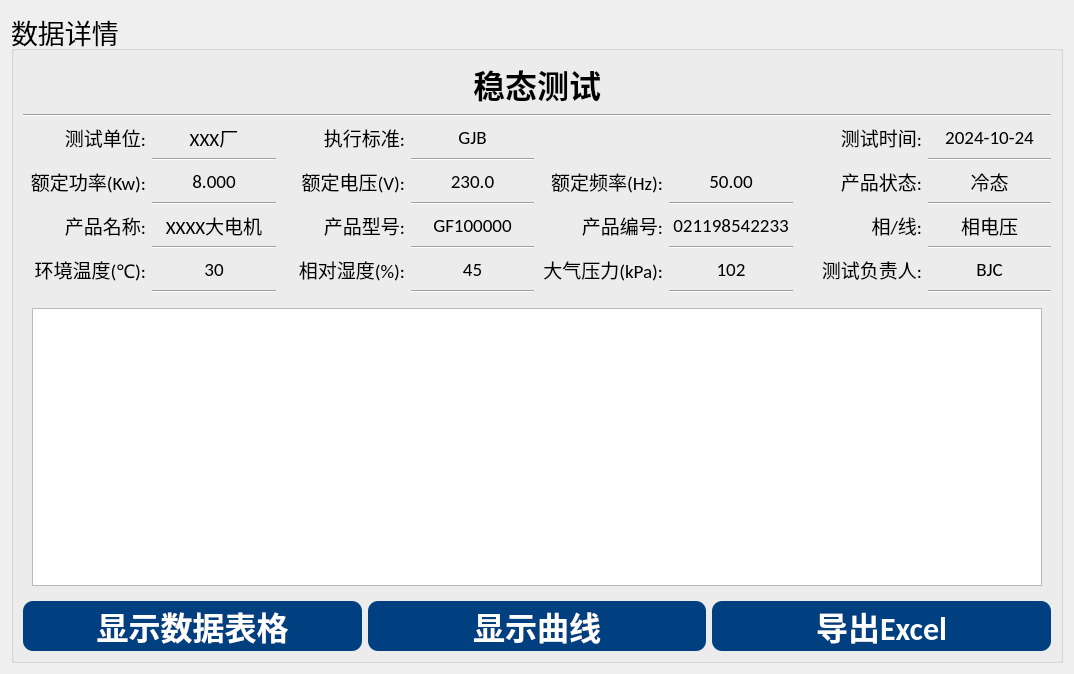
Before: the Qt Designer form App/Page/detailpage.ui in bjc123321/30KWZFDZZJCY, drawn with Qt 5.
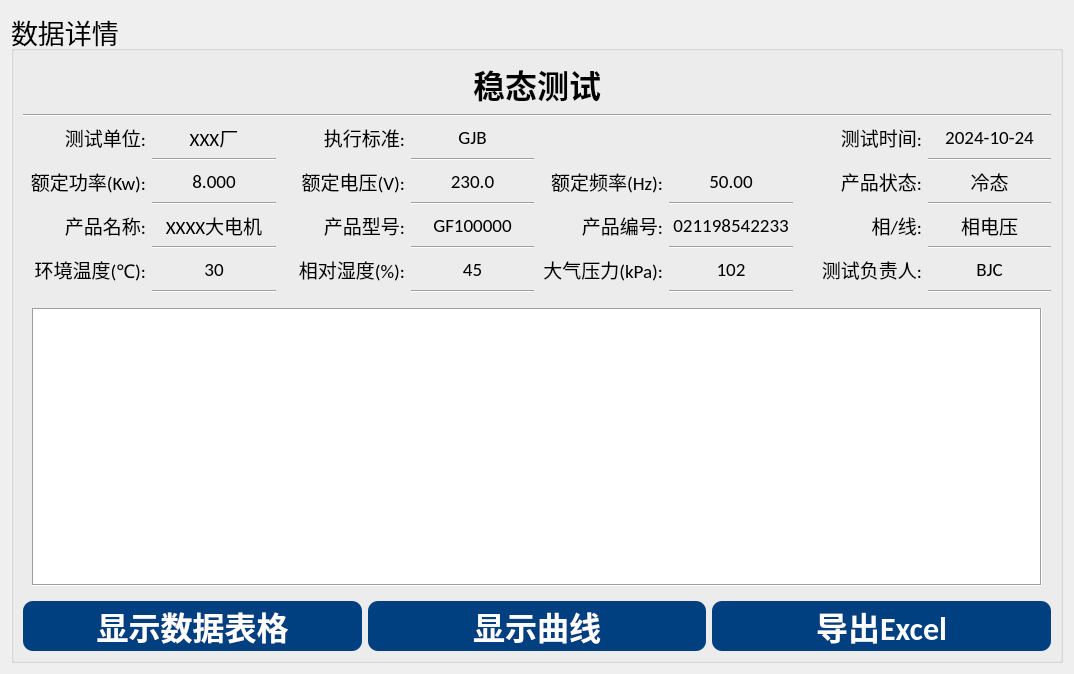
After: the same form once the commit is applied.

What changed in the file:
```diff
--- a/App/Page/detailpage.ui
+++ b/App/Page/detailpage.ui
@@ -55,7 +55,20 @@
         <widget class="QWidget" name="page">
          <layout class="QGridLayout" name="gridLayout_6">
           <item row="3" column="0">
-           <widget class="QTableView" name="tableView"/>
+           <widget class="QTableView" name="tableView">
+            <property name="font">
+             <font>
+              <family>Calibri</family>
+              <pointsize>10</pointsize>
+             </font>
+            </property>
+            <property name="frameShape">
+             <enum>QFrame::Box</enum>
+            </property>
+            <attribute name="horizontalHeaderCascadingSectionResizes">
+             <bool>true</bool>
+            </attribute>
+           </widget>
           </item>
          </layout>
         </widget>
```
